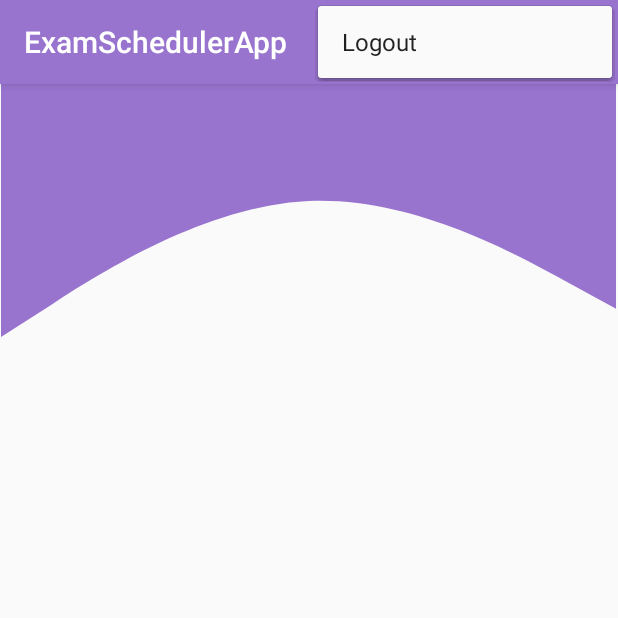
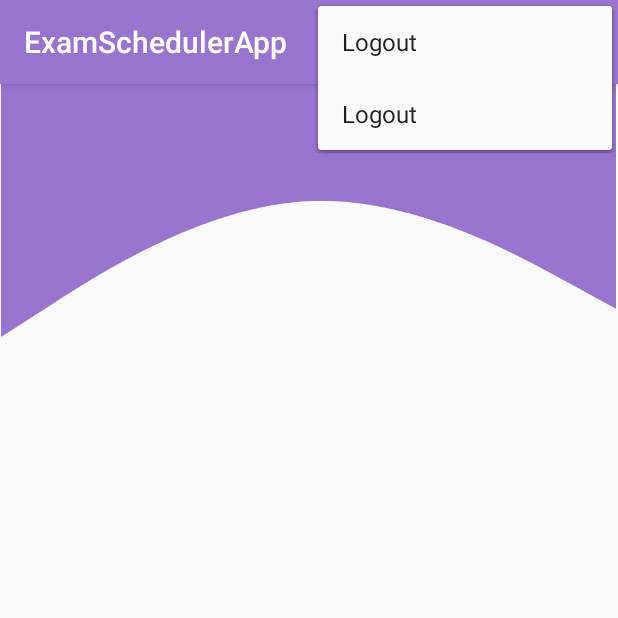
Before and after one commit to harsh12121212/ExamSchedulerApp, an Android app: the fragment FirstFragment shown on its own in the app's theme, with the options menu open, on a phone screen of 412 x 824 dp, the top half of it. Run offline under Robolectric (Android 15) with nearby library versions, the phone set to English and light mode, and no system bars; our stand-ins replace Firebase (no records; nobody signed in at launch, a user with empty details on screens opened directly); Roboto replaces fonts that are not available here.

Commit message:
Resolved the conflicts [lets try]

```diff
--- a/app/src/main/java/com/app/examschedulerapp/AdminDashboardFragment.kt
+++ b/app/src/main/java/com/app/examschedulerapp/AdminDashboardFragment.kt
@@ -30,7 +30,7 @@ class AdminDashboardFragment : Fragment() {
     override fun onCreateView(
         inflater: LayoutInflater, container: ViewGroup?,
         savedInstanceState: Bundle?
-    ): View? {
+    ): View {
         // Inflate the layout for this fragment
         binding = AdminDashboardBinding.inflate(inflater, container, false)
         setHasOptionsMenu(true)
@@ -56,7 +56,7 @@ class AdminDashboardFragment : Fragment() {
                         p0.children.forEach { it1 ->
                             it1.getValue(examdata::class.java)?.let {
                                 list.add(it)
-                                Log.e("TAG", "onDataChange: " + it.toString())
+                                Log.e("TAG", "onDataChange: $it")
                             }
                             Log.e("TAG", "onDataChange: " + list.size)
                             userAdapter = UserAdapter(this@AdminDashboardFragment, list)
--- a/app/src/main/java/com/app/examschedulerapp/FirstFragment.kt
+++ b/app/src/main/java/com/app/examschedulerapp/FirstFragment.kt
@@ -18,7 +18,7 @@ class FirstFragment : Fragment() {
     override fun onCreateView(
         inflater: LayoutInflater, container: ViewGroup?,
         savedInstanceState: Bundle?
-    ): View? {
+    ): View {
         // Inflate the layout for this fragment
         binding = FragmentFirstBinding.inflate(inflater, container, false)
         user = FirebaseAuth.getInstance()
@@ -40,7 +40,7 @@ class FirstFragment : Fragment() {
                     DialogInterface.OnClickListener { dialog, which ->
                         when (which) {
                             DialogInterface.BUTTON_POSITIVE -> {
-                                user.signOut();
+                                user.signOut()
                                 showSnackBar( "Successfully Logging out! ")
                                 findNavController().navigate(R.id.action_firstFragment_to_loginFragment)
                             }
--- a/app/src/main/java/com/app/examschedulerapp/StudentExamSeatBookingFragment.kt
+++ b/app/src/main/java/com/app/examschedulerapp/StudentExamSeatBookingFragment.kt
@@ -10,7 +10,6 @@ import android.widget.ArrayAdapter
 import androidx.appcompat.app.AlertDialog
 import androidx.fragment.app.Fragment
 import androidx.navigation.fragment.findNavController
-import com.app.examschedulerapp.data.DBConstants
 import com.app.examschedulerapp.data.DBConstants.APPLICATION
 import com.app.examschedulerapp.data.LoggedInUser
 import com.app.examschedulerapp.data.examdata
--- a/app/src/main/res/menu/main_menu.xml
+++ b/app/src/main/res/menu/main_menu.xml
@@ -1,10 +1,16 @@
 <?xml version="1.0" encoding="utf-8"?>
 <menu xmlns:android="http://schemas.android.com/apk/res/android"
     xmlns:app="http://schemas.android.com/apk/res-auto">
-            <item
-                android:id="@+id/logout"
-                android:icon="@drawable/ic_logout"
-                android:title="Logout"
-                app:showAsAction="never" />
+    <item
+        android:id="@+id/profile"
+        android:icon="@drawable/ic_logout"
+        android:title="Logout"
+        app:showAsAction="never" />
+    <item
+        android:id="@+id/logout"
+        android:icon="@drawable/ic_logout"
+        android:title="Logout"
+        app:showAsAction="never" />
+
 
 </menu>
```
Also changed, not shown: app/src/main/java/com/app/examschedulerapp/AdminRegisterFragment.kt (+14 -9 lines), app/src/main/java/com/app/examschedulerapp/StudentProfileFragment.kt (+12 -15 lines).
